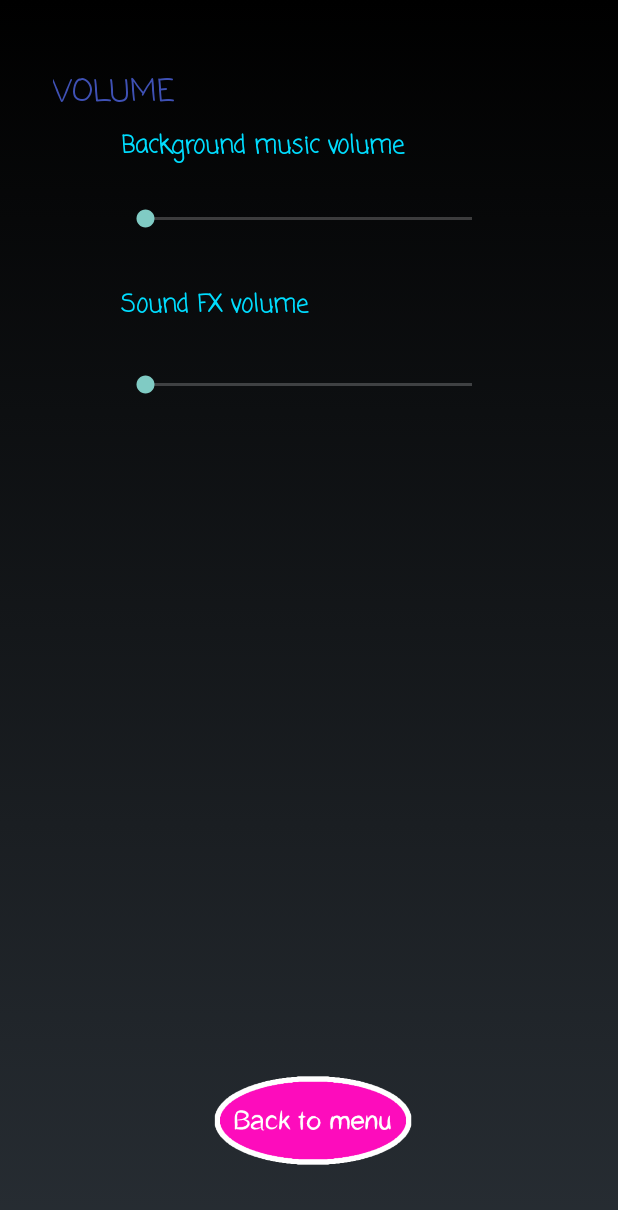
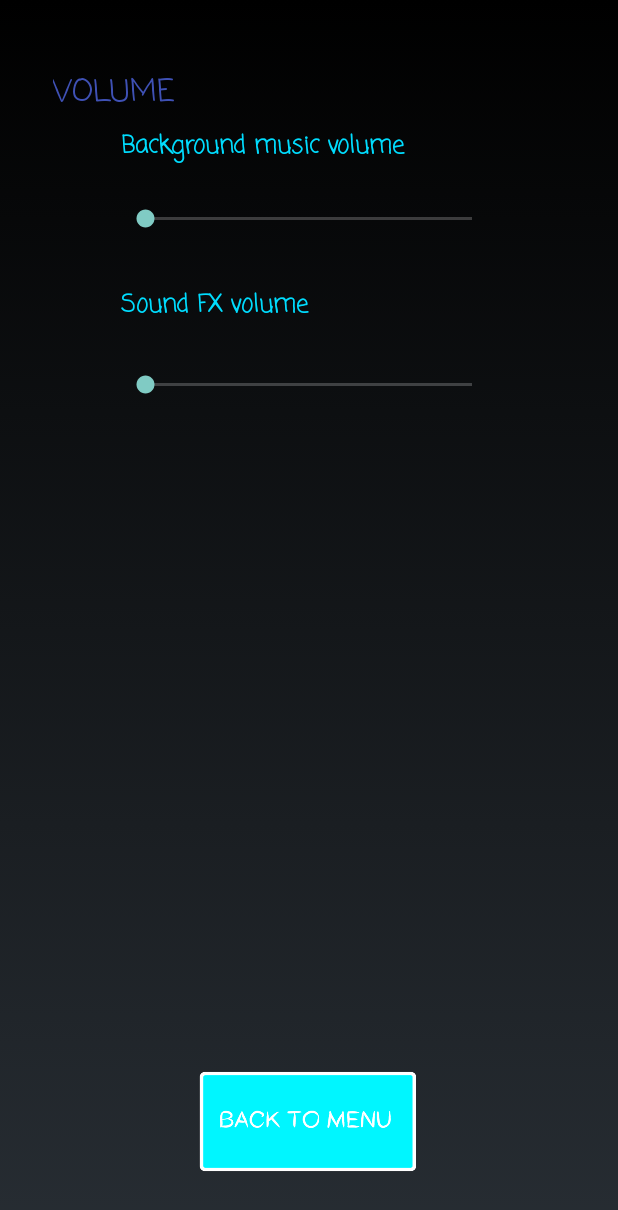
Before and after one commit to HenrygShen/SwimmyFishy, an Android app: the layout options_window.xml on its own in the app's theme, with its tools: preview values and no code run, on a phone screen of 412 x 824 dp. Shown: the top 1210 px of the screen. Run offline under Robolectric (Android 15) with nearby library versions, the phone set to English and light mode, and no system bars.

Commit message:
Updated buttons and app now properly prevents double clicks

```diff
--- a/SwimmyFishy/SwimmyFishy/app/src/main/res/layout/content_main.xml
+++ b/SwimmyFishy/SwimmyFishy/app/src/main/res/layout/content_main.xml
@@ -35,7 +35,7 @@
         android:layout_marginEnd="8dp"
         android:layout_marginStart="8dp"
         android:layout_marginTop="8dp"
-        android:background="@drawable/play_button"
+        android:background="@drawable/button_play"
         android:fontFamily="casual"
         android:textAllCaps="false"
         android:textColor="@android:color/background_light"
@@ -53,7 +53,7 @@
         android:layout_marginEnd="8dp"
         android:layout_marginStart="8dp"
         android:layout_marginTop="8dp"
-        android:background="@drawable/options_button"
+        android:background="@drawable/button_options"
         android:fontFamily="casual"
         android:textAllCaps="false"
         android:textColor="@android:color/background_light"
--- a/SwimmyFishy/SwimmyFishy/app/src/main/res/layout/options_window.xml
+++ b/SwimmyFishy/SwimmyFishy/app/src/main/res/layout/options_window.xml
@@ -1,7 +1,5 @@
 <?xml version="1.0" encoding="utf-8"?>
 <RelativeLayout xmlns:android="http://schemas.android.com/apk/res/android"
-    xmlns:app="http://schemas.android.com/apk/res-auto"
-    xmlns:tools="http://schemas.android.com/tools"
     android:id="@+id/options_window"
     android:layout_width="fill_parent"
     android:layout_height="fill_parent">
@@ -71,10 +69,10 @@
         android:id="@+id/backToMenu"
         android:layout_width="150dp"
         android:layout_height="70dp"
+        android:layout_alignEnd="@+id/sfxVolume"
         android:layout_alignParentBottom="true"
-        android:layout_centerHorizontal="true"
-        android:layout_marginBottom="42dp"
-        android:background="@drawable/back_to_menu_button"
+        android:layout_marginBottom="41dp"
+        android:background="@drawable/button_back_to_menu"
         android:fontFamily="casual"
         android:textAllCaps="false"
         android:textColor="@android:color/background_light"
```
Also changed, not shown: SwimmyFishy/SwimmyFishy/app/src/main/java/com/henryandlincoln/swimmyfishy/MainActivity.java (+14 -0 lines), SwimmyFishy/SwimmyFishy/app/src/main/res/drawable/back_to_menu_button.png (deleted), SwimmyFishy/SwimmyFishy/app/src/main/res/drawable/button2.png (deleted), SwimmyFishy/SwimmyFishy/app/src/main/res/drawable/button_back_to_menu.png (added), SwimmyFishy/SwimmyFishy/app/src/main/res/drawable/button_ellipse2.png (deleted), SwimmyFishy/SwimmyFishy/app/src/main/res/drawable/button_options.png (added), SwimmyFishy/SwimmyFishy/app/src/main/res/drawable/button_play.png (added), SwimmyFishy/SwimmyFishy/app/src/main/res/drawable/options_button.png (deleted), SwimmyFishy/SwimmyFishy/app/src/main/res/drawable/play_button.png (deleted).
